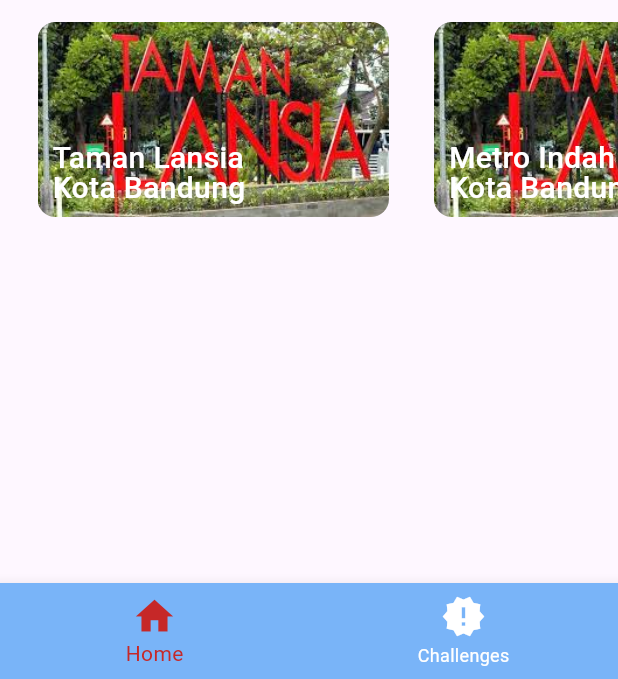
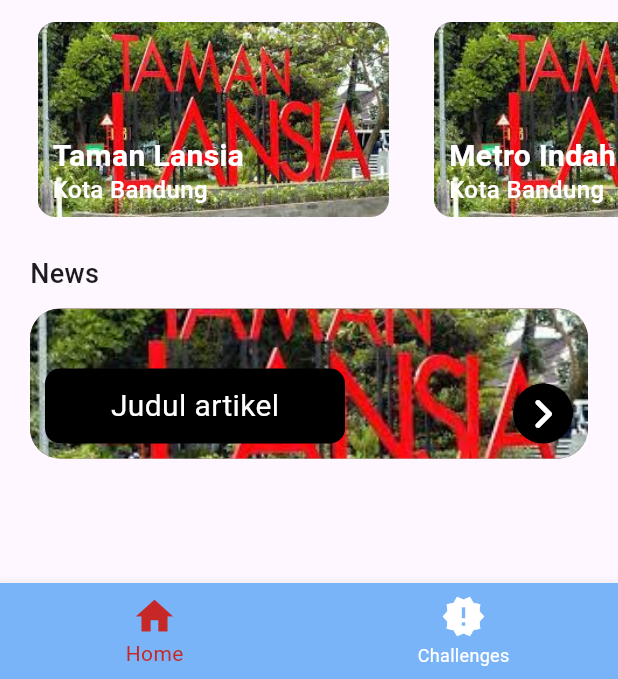
Before and after one commit to raihansyahrin/naara_app, a Flutter app: the screen it shows after launch, on a phone screen of 412 x 824 dp, the part 557-1236 px from its top. Run offline on Flutter 3.47's test engine with Material 3 defaults, Android fonts, the phone set to English and light mode, and no system bars.

Commit message:
add news

```diff
--- a/lib/pages/dashboard_page.dart
+++ b/lib/pages/dashboard_page.dart
@@ -2,7 +2,7 @@ import 'package:flutter/material.dart';
 import 'package:hackfest2024_naara/model/places_model.dart';
 
 class DashboardPage extends StatefulWidget {
-  const DashboardPage({super.key});
+  const DashboardPage({Key? key});
 
   @override
   State<DashboardPage> createState() => _DashboardPageState();
@@ -22,7 +22,7 @@ class _DashboardPageState extends State<DashboardPage> {
       child: Scaffold(
         body: Column(
           children: [
-            //header
+            // Header
             Header(),
 
             Padding(
@@ -36,15 +36,11 @@ class _DashboardPageState extends State<DashboardPage> {
               ),
             ),
 
-            SizedBox(
-              height: 10,
-            ),
+            SizedBox(height: 10),
 
             WaterInformation(),
 
-            SizedBox(
-              height: 20,
-            ),
+            SizedBox(height: 20),
 
             Padding(
               padding: EdgeInsets.symmetric(horizontal: 20),
@@ -57,11 +53,104 @@ class _DashboardPageState extends State<DashboardPage> {
               ),
             ),
 
-            SizedBox(
-              height: 10,
+            SizedBox(height: 10),
+
+            NaaraPlaces(places: places),
+
+            SizedBox(height: 20),
+
+            Padding(
+              padding: EdgeInsets.symmetric(horizontal: 20),
+              child: Container(
+                alignment: Alignment.centerLeft,
+                child: Text(
+                  'News',
+                  style: TextStyle(fontSize: 18, fontWeight: FontWeight.w500),
+                ),
+              ),
             ),
 
+            SizedBox(height: 10),
+
+            NewsArticle(),
+          ],
+        ),
+      ),
+    );
+  }
+}
+
+class NewsArticle extends StatelessWidget {
+  const NewsArticle({
+    super.key,
+  });
+
+  @override
+  Widget build(BuildContext context) {
+    return Padding(
+      padding: const EdgeInsets.symmetric(horizontal: 20.0),
+      child: Container(
+        height: 100,
+        width: double.infinity,
+        decoration: BoxDecoration(
+          borderRadius: BorderRadius.circular(20),
+          color: Colors.brown,
+          image: DecorationImage(
+            image: AssetImage("assets/images/taman-lansia.jpeg"),
+            fit: BoxFit.cover,
+          ),
+        ),
+        child: Padding(
+          padding: const EdgeInsets.all(10.0),
+          child: Row(
+            crossAxisAlignment: CrossAxisAlignment.end,
+            mainAxisAlignment: MainAxisAlignment.spaceBetween,
+            children: [
               Container(
+                width: 200,
+                height: 50,
+                decoration: BoxDecoration(
+                    color: Colors.black,
+                    borderRadius: BorderRadius.circular(10)),
+                child: Center(
+                  child: Text(
+                    'Judul artikel',
+                    style: TextStyle(
+                      fontSize: 20,
+                      color: Colors.white,
+                    ),
+                  ),
+                ),
+              ),
+              Container(
+                decoration: BoxDecoration(
+                    color: Colors.black,
+                    borderRadius: BorderRadius.circular(50)),
+                child: Icon(
+                  Icons.chevron_right_rounded,
+                  color: Colors.white,
+                  size: 40,
+                ),
+              )
+            ],
+          ),
+        ),
+      ),
+    );
+  }
+}
+
+class NaaraPlaces extends StatelessWidget {
+  const NaaraPlaces({
+    Key? key,
+    required this.places,
+  }) : super(key: key);
+
+  final List<PlacesModel> places;
+
+  @override
+  Widget build(BuildContext context) {
+    return Container(
       height: 140,
       child: ListView.builder(
         shrinkWrap: true,
@@ -80,20 +169,6 @@ class _DashboardPageState extends State<DashboardPage> {
                         places[index].photo,
                       ),
                     ),
-
-                            // Container(
-                            //   decoration: BoxDecoration(
-                            //     color: Colors.transparent,
-                            //     image: DecorationImage(
-                            //       fit: BoxFit.fill,
-                            //       image: AssetImage(
-                            //         places[index].photo,
-                            //       ),
-                            //     ),
-                            //   ),
-                            //   // height: 350.0,
-                            // ),
-
                     Container(
                       height: 350.0,
                       decoration: BoxDecoration(
@@ -109,7 +184,6 @@ class _DashboardPageState extends State<DashboardPage> {
                         ),
                       ),
                     ),
-
                     Positioned(
                       left: 0,
                       bottom: 0,
@@ -123,15 +197,16 @@ class _DashboardPageState extends State<DashboardPage> {
                               style: TextStyle(
                                 color: Colors.white,
                                 fontSize: 20,
-                                        fontWeight: FontWeight.w500,
+                                fontWeight: FontWeight.w700,
                                 height: 1,
                               ),
                             ),
+                            SizedBox(height: 5),
                             Text(
                               places[index].city,
                               style: TextStyle(
                                 color: Colors.white,
-                                        fontSize: 20,
+                                fontSize: 16,
                                 fontWeight: FontWeight.w500,
                                 height: 1,
                               ),
@@ -146,14 +221,7 @@ class _DashboardPageState extends State<DashboardPage> {
             ),
           );
         },
-                // separatorBuilder: (context, index) => SizedBox(
-                //   width: 10,
-                // ),
         itemCount: places.length,
-              ),
-            )
-          ],
-        ),
       ),
     );
   }
@@ -161,8 +229,8 @@ class _DashboardPageState extends State<DashboardPage> {
 
 class WaterInformation extends StatelessWidget {
   const WaterInformation({
-    super.key,
-  });
+    Key? key,
+  }) : super(key: key);
 
   @override
   Widget build(BuildContext context) {
@@ -182,7 +250,6 @@ class WaterInformation extends StatelessWidget {
           child: Row(
             mainAxisAlignment: MainAxisAlignment.spaceBetween,
             children: [
-              //left row
               Column(
                 mainAxisAlignment: MainAxisAlignment.spaceBetween,
                 children: [
@@ -211,7 +278,8 @@ class WaterInformation extends StatelessWidget {
                     decoration: BoxDecoration(
                       shape: BoxShape.rectangle,
                       color: Colors.black,
-                        borderRadius: BorderRadius.circular(50)),
+                      borderRadius: BorderRadius.circular(50),
+                    ),
                     child: Row(
                       mainAxisAlignment: MainAxisAlignment.center,
                       children: [
@@ -226,21 +294,17 @@ class WaterInformation extends StatelessWidget {
                         Icon(
                           Icons.keyboard_arrow_right_rounded,
                           color: Colors.white,
-                        )
+                        ),
                       ],
                     ),
                   ),
                 ],
               ),
-
-              //right row
               Column(
                 children: [
                   Image.asset(
                     'assets/images/water-glass-image.png',
                     height: 160,
-                    // height: 100,
-                    // width: 300,
                   ),
                 ],
               ),
@@ -254,8 +318,8 @@ class WaterInformation extends StatelessWidget {
 
 class Header extends StatelessWidget {
   const Header({
-    super.key,
-  });
+    Key? key,
+  }) : super(key: key);
 
   @override
   Widget build(BuildContext context) {
@@ -304,91 +368,9 @@ class Header extends StatelessWidget {
                 ),
               ),
             ],
-          )
+          ),
         ],
       ),
     );
   }
 }
-
-// class PlaceTiles extends StatelessWidget {
-//   List<PlacesModel> places = [];
-
-//   void initModel() {
-//     places = PlacesModel.getPlaces();
-//   }
-
-//   final void Function()? onTap;
-
-//   PlaceTiles({
-//     required this.onTap,
-//   });
-
-//   @override
-//   Widget build(BuildContext context) {
-//     initModel();
-//     return GestureDetector(
-//       onTap: onTap,
-//       child: Padding(
-//         padding: const EdgeInsets.only(left: 25.0),
-//         child: Container(
-//           padding: EdgeInsets.all(5),
-//           width: 200,
-//           decoration: BoxDecoration(
-//             borderRadius: BorderRadius.circular(12),
-//             color: Colors.grey[100],
-//             boxShadow: [
-//               BoxShadow(
-//                 color: Color.fromARGB(255, 203, 203, 203).withOpacity(1),
-//                 offset: Offset.zero,
-//                 blurRadius: 1,
-//                 spreadRadius: 1,
-//               ),
-//             ],
-//           ),
-//           child: Column(
-//             crossAxisAlignment: CrossAxisAlignment.start,
-//             children: [
-//               // Coffee image
-//               ClipRRect(
-//                 borderRadius: BorderRadius.circular(12),
-//                 child: Image.asset(places.imagePath),
-//               ),
-//               SizedBox(height: 20),
-//               // Coffee name
-//               Text(
-//                 coffee.name,
-//                 style: GoogleFonts.raleway(
-//                   fontSize: 20,
-//                   fontWeight: FontWeight.w500,
-//                   height: 1,
-//                 ),
-//               ),
-
-//               // Coffee price and favorite icon
-//               Row(
-//                 mainAxisAlignment: MainAxisAlignment.spaceBetween,
-//                 children: [
-//                   Text(
-//                     coffee.price,
-//                     style: TextStyle(
-//                         color: Color(0xFF00623B),
-//                         fontSize: 25,
-//                         fontWeight: FontWeight.w400),
-//                   ),
-//                   IconButton(
-//                     onPressed: () {},
-//                     icon: Icon(
-//                       Icons.favorite,
-//                       color: Color(0xFFED4956),
-//                     ),
-//                   ),
-//                 ],
-//               ),
-//             ],
-//           ),
-//         ),
-//       ),
-//     );
-//   }
-// }
```
Lines whose indentation alone changed are shown as unchanged.
